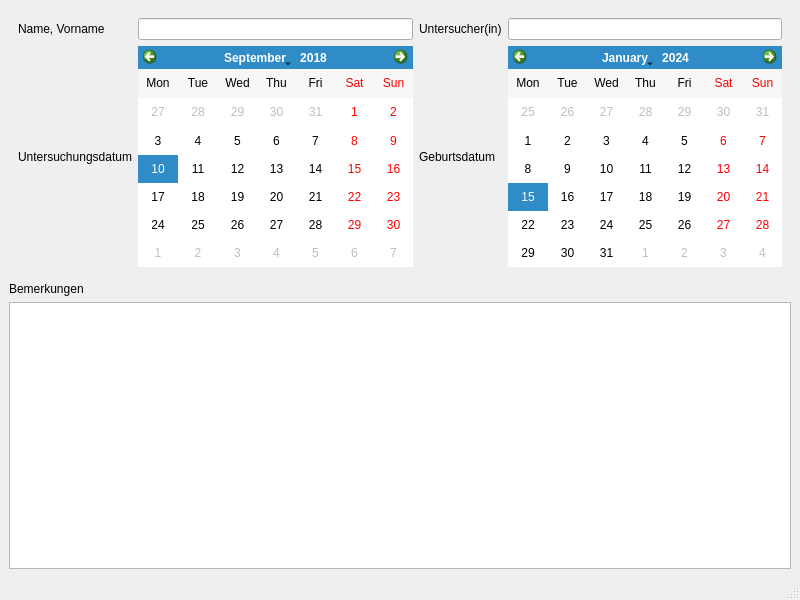
Qt form source/mainwindow.ui (mandlm/ESGRAF48) before a commit.
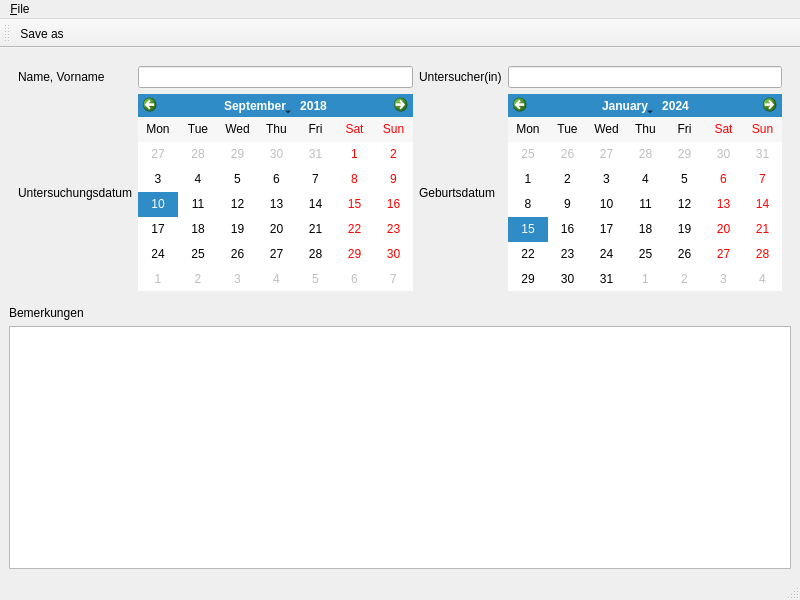
The same form after that commit.

Commit message: added save as action to menu and toolbar, extended testdata

What changed in the file:
```diff
--- a/source/mainwindow.ui
+++ b/source/mainwindow.ui
@@ -115,8 +115,35 @@
      <height>19</height>
     </rect>
    </property>
+   <widget class="QMenu" name="menuFile">
+    <property name="title">
+     <string>&amp;File</string>
+    </property>
+    <addaction name="actionSave_as"/>
+   </widget>
+   <addaction name="menuFile"/>
   </widget>
   <widget class="QStatusBar" name="statusbar"/>
+  <widget class="QToolBar" name="toolBar">
+   <property name="windowTitle">
+    <string>toolBar</string>
+   </property>
+   <attribute name="toolBarArea">
+    <enum>TopToolBarArea</enum>
+   </attribute>
+   <attribute name="toolBarBreak">
+    <bool>false</bool>
+   </attribute>
+   <addaction name="actionSave_as"/>
+  </widget>
+  <action name="actionSave_as">
+   <property name="text">
+    <string>Save as...</string>
+   </property>
+   <property name="toolTip">
+    <string>Save as...</string>
+   </property>
+  </action>
  </widget>
  <resources/>
  <connections/>
```
The commit also changes 6 other files.
